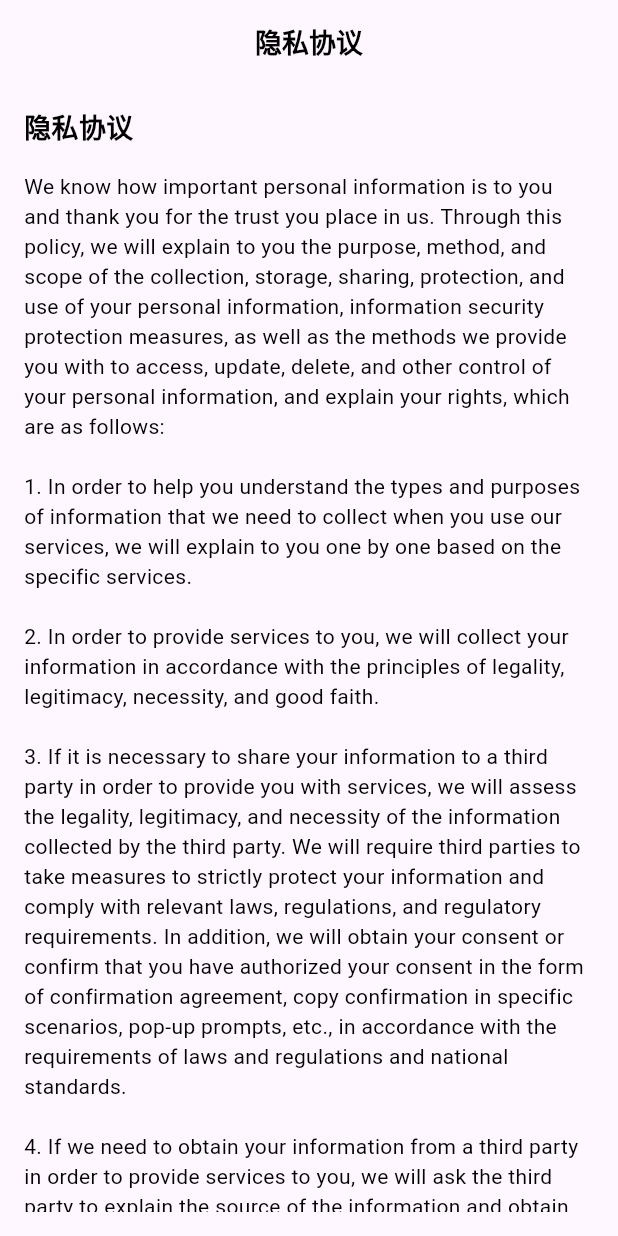
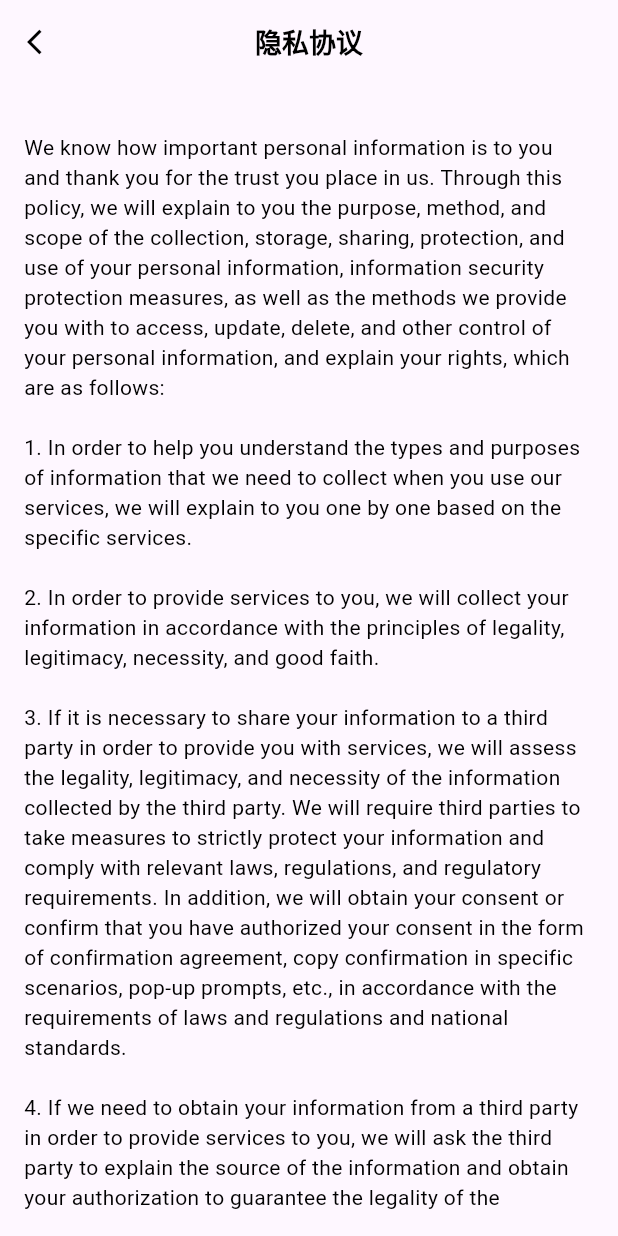
Before and after one commit to Programm3/property_management, a Flutter app: the PrivacyPolicyPage screen opened by its route, on a phone screen of 412 x 824 dp. Run offline on Flutter 3.47's test engine with Material 3 defaults, Android fonts, the phone set to English and light mode, and no system bars; our stand-ins replace connectivity_plus, flutter_dotenv, flutter_svg, fluttertoast, go_router, shared_preferences; accounts and stored records are empty; network calls fail.

Commit message:
Add back button in Privacy Policy Page

```diff
--- a/lib/src/views/privacy_policy_page.dart
+++ b/lib/src/views/privacy_policy_page.dart
@@ -1,4 +1,5 @@
 import 'package:flutter/material.dart';
+import 'package:go_router/go_router.dart';
 import 'package:property_manage/src/localization/app_localizations.dart';
 
 class PrivacyPolicyPage extends StatelessWidget {
@@ -10,9 +11,13 @@ class PrivacyPolicyPage extends StatelessWidget {
       appBar: AppBar(
         backgroundColor: Colors.transparent,
         elevation: 0,
+        leading: IconButton(
+          icon: const Icon(Icons.arrow_back_ios, size: 20),
+          onPressed: () => context.goNamed('onboarding'),
+        ),
         title: Text(
           AppLocalizations.of(context).translate('privacyPolicy'),
-          style: TextStyle(
+          style: const TextStyle(
             color: Colors.black,
             fontSize: 18,
             fontWeight: FontWeight.bold,
@@ -27,14 +32,14 @@ class PrivacyPolicyPage extends StatelessWidget {
           child: Column(
             crossAxisAlignment: CrossAxisAlignment.start,
             children: [
-              Text(
-                AppLocalizations.of(context).translate('privacyPolicy'),
-                style: TextStyle(
-                  fontSize: 18,
-                  fontWeight: FontWeight.bold,
-                  color: Colors.black,
-                ),
-              ),
+              // Text(
+              //   AppLocalizations.of(context).translate('privacyPolicy'),
+              //   style: TextStyle(
+              //     fontSize: 18,
+              //     fontWeight: FontWeight.bold,
+              //     color: Colors.black,
+              //   ),
+              // ),
               SizedBox(height: 16),
               Text(
                 'We know how important personal information is to you and thank you for the trust you place in us. Through this policy, we will explain to you the purpose, method, and scope of the collection, storage, sharing, protection, and use of your personal information, information security protection measures, as well as the methods we provide you with to access, update, delete, and other control of your personal information, and explain your rights, which are as follows:\n\n'
```
